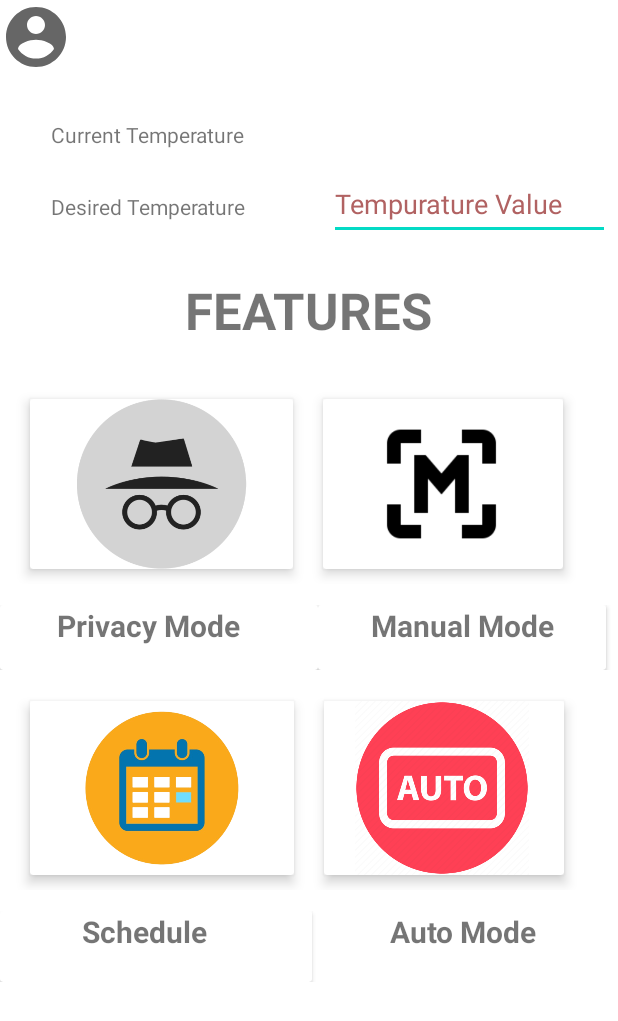
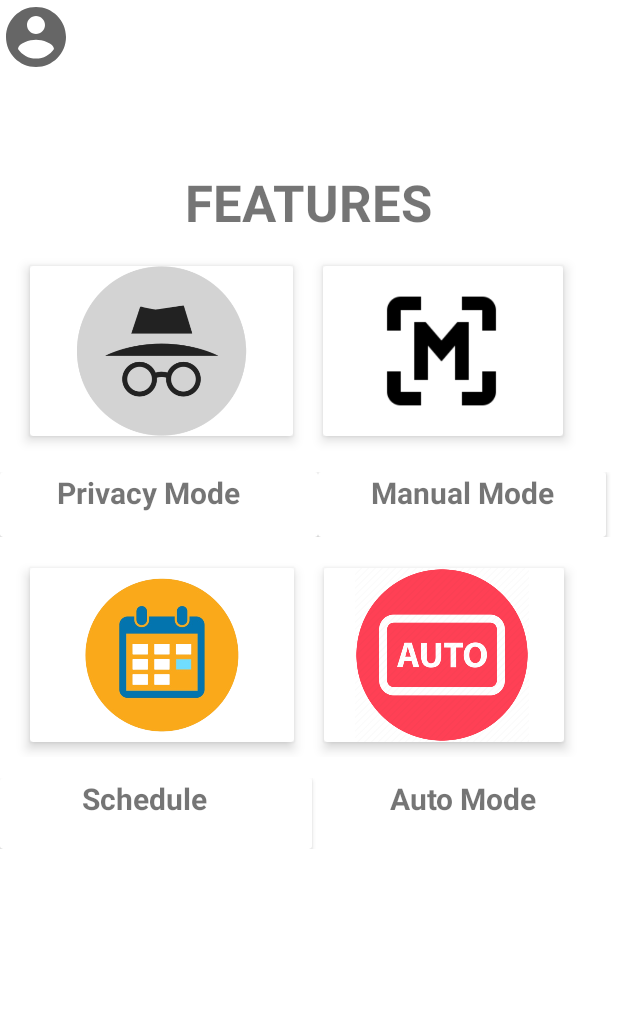
Before and after one commit to jkanagal/mobileapp, an Android app: the home_page screen opened directly, with no data from a screen before it, on a phone screen of 412 x 824 dp. Shown: the top 1021 px of the screen. Run offline under Robolectric (Android 15) with nearby library versions, the phone set to English and light mode, and no system bars.

Commit message:
Updated home page.

```diff
--- a/MyApplication_smartblinds_updated/MyApplication_smartblinds/app/src/main/res/layout/activity_home_page.xml
+++ b/MyApplication_smartblinds_updated/MyApplication_smartblinds/app/src/main/res/layout/activity_home_page.xml
@@ -6,44 +6,6 @@
     android:layout_height="match_parent"
     tools:context=".home_page">
 
-
-    <TextView
-        android:id="@+id/textView"
-        android:layout_width="149dp"
-        android:layout_height="32dp"
-        android:layout_marginTop="16dp"
-        android:text="@string/desiredtemp_text"
-        app:layout_constraintEnd_toEndOf="parent"
-        app:layout_constraintHorizontal_bias="0.129"
-        app:layout_constraintStart_toStartOf="parent"
-        app:layout_constraintTop_toBottomOf="@+id/textView3" />
-
-    <TextView
-        android:id="@+id/textView3"
-        android:layout_width="147dp"
-        android:layout_height="32dp"
-        android:layout_marginTop="80dp"
-        android:text="@string/currenttemp_text"
-        app:layout_constraintEnd_toEndOf="parent"
-        app:layout_constraintHorizontal_bias="0.128"
-        app:layout_constraintStart_toStartOf="parent"
-        app:layout_constraintTop_toTopOf="parent" />
-
-    <EditText
-        android:id="@+id/inputtemp"
-        android:layout_width="187dp"
-        android:layout_height="48dp"
-        android:layout_marginStart="36dp"
-        android:layout_marginTop="112dp"
-        android:autofillHints="Input Tempurature"
-        android:hint="@string/tempvalue_input"
-        android:inputType=""
-        android:textColorHint="#B16262"
-        app:layout_constraintEnd_toEndOf="parent"
-        app:layout_constraintHorizontal_bias="0.0"
-        app:layout_constraintStart_toEndOf="@+id/textView"
-        app:layout_constraintTop_toTopOf="parent"
-        tools:ignore="TextContrastCheck" />
 
     <androidx.appcompat.widget.Toolbar
         android:id="@+id/toolbar2"
@@ -97,11 +59,10 @@
         android:id="@+id/linearLayout"
         android:layout_width="413dp"
         android:layout_height="153dp"
-        android:layout_marginTop="196dp"
         android:orientation="horizontal"
         android:padding="10dp"
         app:layout_constraintStart_toStartOf="parent"
-        app:layout_constraintTop_toBottomOf="@+id/toolbar2">
+        app:layout_constraintTop_toBottomOf="@+id/textView13">
 
         <androidx.cardview.widget.CardView
             android:layout_width="175dp"
@@ -209,7 +170,7 @@
         android:id="@+id/textView13"
         android:layout_width="wrap_content"
         android:layout_height="wrap_content"
-        android:layout_marginTop="184dp"
+        android:layout_marginTop="112dp"
         android:text="@string/features_title_text"
         android:textAlignment="center"
         android:textSize="34sp"
```
